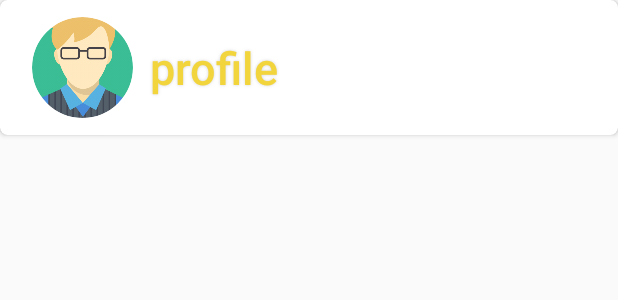
After one commit to liav25/Host-Application, an Android app: the layout people_interaction_card.xml on its own in the app's theme, with its tools: preview values and no code run, on a phone screen of 412 x 824 dp. The commit adds this screen. Shown: the top 300 px of the screen. Run offline under Robolectric (Android 15) with nearby library versions, the phone set to English and light mode, and no system bars.

Commit message:
including see more people list from button

```diff
--- a/Feed_Activity/app/src/main/res/layout-v21/feed_card.xml
+++ b/Feed_Activity/app/src/main/res/layout-v21/feed_card.xml
@@ -169,11 +169,11 @@
 
 
                 <de.hdodenhof.circleimageview.CircleImageView
-                    android:id="@+id/student6"
+                    android:id="@+id/see_more_in_card"
                     android:layout_width="60dip"
                     android:layout_height="60dip"
                     android:layout_marginLeft="175dip"
-                    android:src="@drawable/profile_picture"
+                    android:src="@drawable/see_more_users"
                     app:civ_border_color="#ffffff"
                     app:civ_border_width="1dp"
 
--- /dev/null
+++ b/Feed_Activity/app/src/main/res/layout/people_interaction_card.xml
@@ -0,0 +1,68 @@
+<?xml version="1.0" encoding="utf-8"?>
+
+<RelativeLayout xmlns:android="http://schemas.android.com/apk/res/android"
+    xmlns:app="http://schemas.android.com/apk/res-auto"
+    xmlns:tools="http://schemas.android.com/tools"
+    android:layout_width="match_parent"
+    android:layout_height="match_parent"
+    xmlns:card_view="http://schemas.android.com/apk/res-auto"
+
+    >
+
+    <android.support.v7.widget.CardView
+        android:id="@+id/person_card"
+        android:layout_width="match_parent"
+        android:layout_height="wrap_content"
+
+        app:cardCornerRadius="5dp"
+        android:layout_centerHorizontal="true"
+        android:clickable="true"
+        android:focusable="true"
+        >
+
+        <LinearLayout
+            android:layout_width="match_parent"
+            android:layout_height="match_parent"
+            android:orientation="horizontal"
+            >
+            <de.hdodenhof.circleimageview.CircleImageView
+                android:id="@+id/profile_pic_person"
+                android:layout_width="90dp"
+                android:layout_height="90dp"
+                android:paddingLeft="20dp"
+                android:layout_gravity="center"
+
+                android:src="@drawable/profile_picture"
+                app:civ_border_color="#ffffff"
+                app:civ_border_width="1dp"
+
+                />
+
+            <TextView
+                android:id="@+id/profile_name"
+                android:layout_width="wrap_content"
+                android:paddingLeft="10dp"
+                android:layout_height="wrap_content"
+                android:layout_marginTop="5dp"
+                android:layout_gravity="center"
+
+                android:layout_marginBottom="5dp"
+                android:autoSizeMaxTextSize="36dp"
+                android:ellipsize="end"
+                android:maxLines="2"
+                android:scrollHorizontally="true"
+                android:shadowColor="#c4c4c4c4"
+                android:shadowRadius="2.0"
+                android:text="profile"
+                android:textColor="@color/TextYellow"
+                android:textSize="30dp"
+                android:textStyle="bold" />
+
+
+        </LinearLayout>
+
+
+    </android.support.v7.widget.CardView>
+
+
+</RelativeLayout>
```
Also changed, not shown: Feed_Activity/app/src/main/AndroidManifest.xml (+6 -5 lines), Feed_Activity/app/src/main/java/com/example/hoster/Meal.java (+7 -2 lines), Feed_Activity/app/src/main/java/com/example/hoster/MealsListAdapter.java (+7 -4 lines), Feed_Activity/app/src/main/java/com/example/hoster/Profile.java (+11 -7 lines), Feed_Activity/app/src/main/java/com/example/hoster/peopleListAdapter.java (added, +107 -0 lines), Feed_Activity/app/src/main/java/com/example/hoster/see_all_people_activity.java (added, +30 -0 lines), Feed_Activity/app/src/main/res/layout/activity_see_all_people_activity.xml (added, +27 -0 lines).
